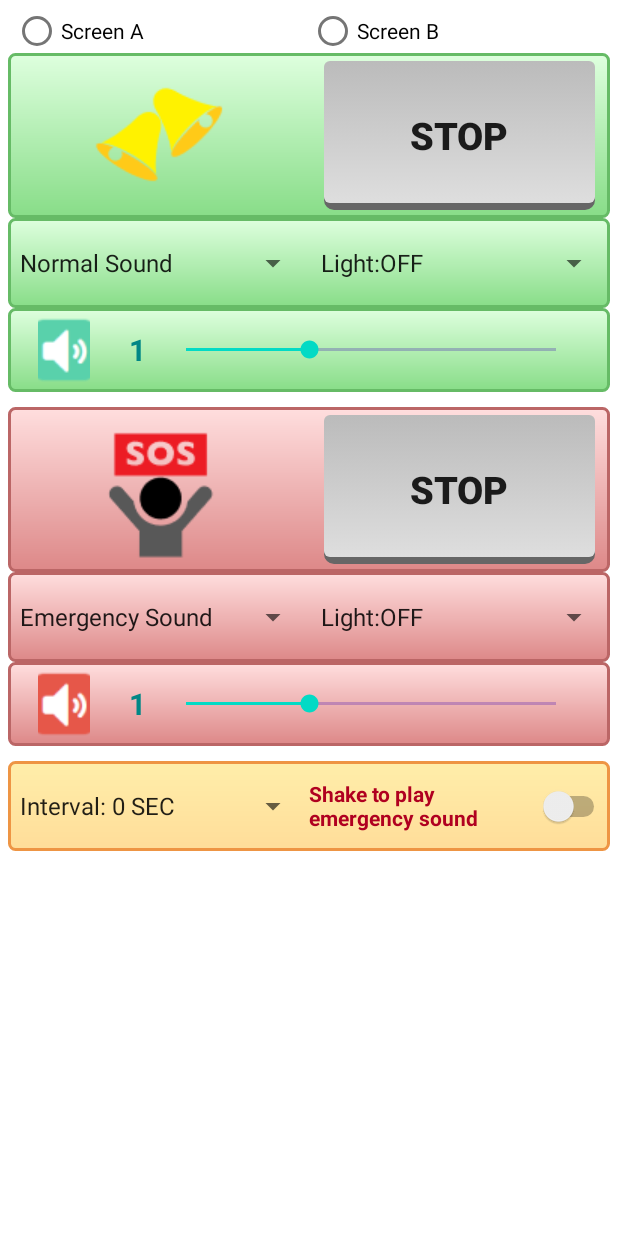
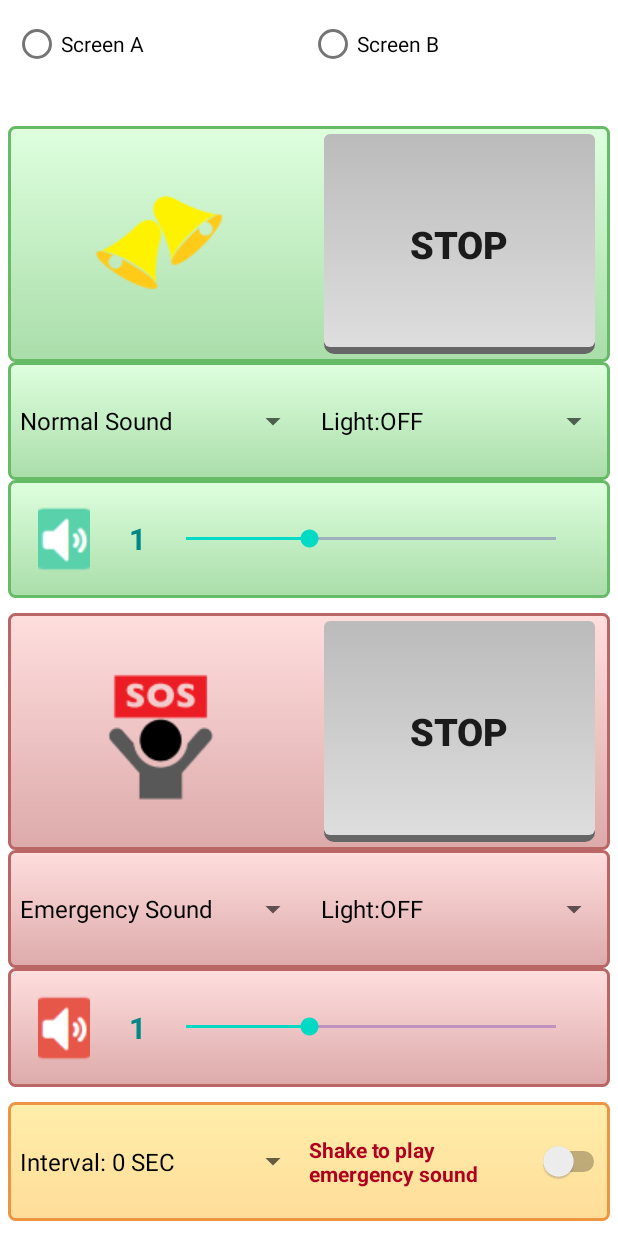
Before and after one commit to tfs-apps-one/BeastBusterPro, an Android app: the layout activity_main.xml on its own in the app's theme, with its tools: preview values and no code run, on a phone screen of 412 x 824 dp. Run offline under Robolectric (Android 15) with nearby library versions, the phone set to English and light mode, and no system bars.

```diff
--- a/app/src/main/res/drawable/btn_grad1.xml
+++ b/app/src/main/res/drawable/btn_grad1.xml
@@ -6,7 +6,7 @@
         android:color="#ff66bb66"
         android:width="2dp"/>
     <gradient
-        android:startColor="#ff88dd88"
+        android:startColor="#ffaaddaa"
         android:endColor="#ffdeffde"
         android:angle="90" />
 
--- a/app/src/main/res/drawable/btn_grad2.xml
+++ b/app/src/main/res/drawable/btn_grad2.xml
@@ -6,7 +6,7 @@
         android:color="#ffbb6666"
         android:width="2dp"/>
     <gradient
-        android:startColor="#ffdd8888"
+        android:startColor="#ffddaaaa"
         android:endColor="#ffffdede"
         android:angle="90" />
 </shape>
--- a/app/src/main/res/layout/activity_main.xml
+++ b/app/src/main/res/layout/activity_main.xml
@@ -12,9 +12,17 @@
     ******************************************************************
 -->
     <LinearLayout
+        android:id="@+id/linearLayout_100"
+        android:layout_width="match_parent"
+        android:layout_height="match_parent"
+        app:layout_constraintTop_toTopOf="parent"
+        android:orientation="vertical">
+
+    <LinearLayout
         android:id="@+id/linearLayout00"
         android:layout_width="match_parent"
-        android:layout_height="30dp"
+        android:layout_height="0dp"
+        android:layout_weight="1"
         android:layout_marginStart="5dp"
         android:layout_marginEnd="5dp"
         android:layout_marginTop="5dp"
@@ -57,7 +65,8 @@
     <LinearLayout
         android:id="@+id/linearLayout11"
         android:layout_width="match_parent"
-        android:layout_height="110dp"
+        android:layout_height="0dp"
+        android:layout_weight="2"
         android:layout_alignParentStart="true"
         android:layout_below="@+id/linearLayout00"
         android:layout_marginStart="5dp"
@@ -102,7 +111,8 @@
     <LinearLayout
         android:id="@+id/linearLayout12"
         android:layout_width="match_parent"
-        android:layout_height="60dp"
+        android:layout_height="0dp"
+        android:layout_weight="1"
         android:layout_alignParentStart="true"
         android:layout_below="@+id/linearLayout11"
         android:layout_marginStart="5dp"
@@ -117,6 +127,7 @@
             android:layout_width="0dp"
             android:layout_height="match_parent"
             android:layout_weight="1"
+            android:theme="@style/SpinnerTheme"
             android:backgroundTint="@null"
             android:entries="@array/list_sound1"
             android:spinnerMode="dialog"/>
@@ -126,6 +137,7 @@
             android:layout_width="0dp"
             android:layout_height="match_parent"
             android:layout_weight="1"
+            android:theme="@style/SpinnerTheme"
             android:entries="@array/list_light"
             android:spinnerMode="dialog"/>
 
@@ -134,9 +146,10 @@
     <LinearLayout
         android:id="@+id/linearLayout13"
         android:layout_width="match_parent"
+        android:layout_height="0dp"
+        android:layout_weight="1"
         android:layout_marginStart="5dp"
         android:layout_marginEnd="5dp"
-        android:layout_height="56dp"
         android:backgroundTint="@null"
         android:background="@drawable/btn_grad1"
         android:layout_alignParentStart="true"
@@ -195,7 +208,8 @@
     <LinearLayout
         android:id="@+id/linearLayout21"
         android:layout_width="match_parent"
-        android:layout_height="110dp"
+        android:layout_height="0dp"
+        android:layout_weight="2"
         android:layout_marginTop="10dp"
         android:layout_marginStart="5dp"
         android:layout_marginEnd="5dp"
@@ -241,7 +255,8 @@
     <LinearLayout
         android:id="@+id/linearLayout22"
         android:layout_width="match_parent"
-        android:layout_height="60dp"
+        android:layout_height="0dp"
+        android:layout_weight="1"
         android:layout_alignParentStart="true"
         android:layout_below="@+id/linearLayout21"
         android:layout_marginStart="5dp"
@@ -256,6 +271,7 @@
             android:layout_width="0dp"
             android:layout_height="match_parent"
             android:layout_weight="1"
+            android:theme="@style/SpinnerTheme"
             android:entries="@array/list_sound2"
             android:spinnerMode="dialog"/>
 
@@ -264,6 +280,7 @@
             android:layout_width="0dp"
             android:layout_height="match_parent"
             android:layout_weight="1"
+            android:theme="@style/SpinnerTheme"
             android:entries="@array/list_light"
             android:spinnerMode="dialog"/>
 
@@ -272,9 +289,10 @@
     <LinearLayout
         android:id="@+id/linearLayout23"
         android:layout_width="match_parent"
+        android:layout_height="0dp"
+        android:layout_weight="1"
         android:layout_marginStart="5dp"
         android:layout_marginEnd="5dp"
-        android:layout_height="56dp"
         android:backgroundTint="@null"
         android:background="@drawable/btn_grad2"
         android:layout_alignParentStart="true"
@@ -326,11 +344,13 @@
     <LinearLayout
         android:id="@+id/linearLayout31"
         android:layout_width="match_parent"
-        android:layout_height="60dp"
+        android:layout_height="0dp"
+        android:layout_weight="1"
         android:layout_alignParentStart="true"
         android:layout_marginStart="5dp"
         android:layout_marginEnd="5dp"
         android:layout_marginTop="10dp"
+        android:layout_marginBottom="10dp"
         android:backgroundTint="@null"
         android:background="@drawable/btn_round"
         android:orientation="horizontal"
@@ -341,6 +361,7 @@
             android:layout_width="0dp"
             android:layout_height="match_parent"
             android:layout_weight="3"
+            android:theme="@style/SpinnerTheme"
             android:entries="@array/list_interval"
             android:spinnerMode="dialog"/>
 
@@ -355,6 +376,8 @@
 
     </LinearLayout>
 
+    </LinearLayout>
+
 
 
 </androidx.constraintlayout.widget.ConstraintLayout>
--- /dev/null
+++ b/app/src/main/res/values-night/styles.xml
@@ -0,0 +1,8 @@
+<?xml version="1.0" encoding="utf-8"?>
+<resources>
+    <!-- res/values/styles.xml -->
+    <style name="SpinnerTheme" parent="Theme.AppCompat.Light">
+        <item name="android:textColor">@color/black</item> <!-- スピナーのテキスト色 -->
+    </style>
+
+</resources>
--- a/app/src/main/res/values-night/themes.xml
+++ b/app/src/main/res/values-night/themes.xml
@@ -12,5 +12,11 @@
         <!-- Status bar color. -->
         <item name="android:statusBarColor" tools:targetApi="l">?attr/colorPrimaryVariant</item>
         <!-- Customize your theme here. -->
+
+        <item name="windowNoTitle">true</item>
+        <item name="windowActionBar">false</item>
+        <item name="android:windowFullscreen">true</item>
+        <item name="android:windowContentOverlay">@null</item>
+
     </style>
 </resources>
--- /dev/null
+++ b/app/src/main/res/values/styles.xml
@@ -0,0 +1,8 @@
+<?xml version="1.0" encoding="utf-8"?>
+<resources>
+    <!-- res/values/styles.xml -->
+    <style name="SpinnerTheme" parent="Theme.AppCompat.Light">
+        <item name="android:textColor">@color/black</item> <!-- スピナーのテキスト色 -->
+    </style>
+
+</resources>
--- a/app/src/main/res/values/themes.xml
+++ b/app/src/main/res/values/themes.xml
@@ -1,4 +1,4 @@
-<resources xmlns:tools="http://schemas.android.com/tools">
+<resources xmlns:tools="http://schemas.android.com/tools">z
     <!-- Base application theme. -->
     <style name="Theme.BeastBusterPro" parent="Theme.MaterialComponents.DayNight.DarkActionBar">
         <!-- Primary brand color. -->
```
Also changed, not shown: app/build.gradle (+4 -3 lines), app/src/main/java/tfsapps/beastbusterpro/MainActivity.java (+29 -5 lines). Lines whose indentation alone changed are shown as unchanged.
